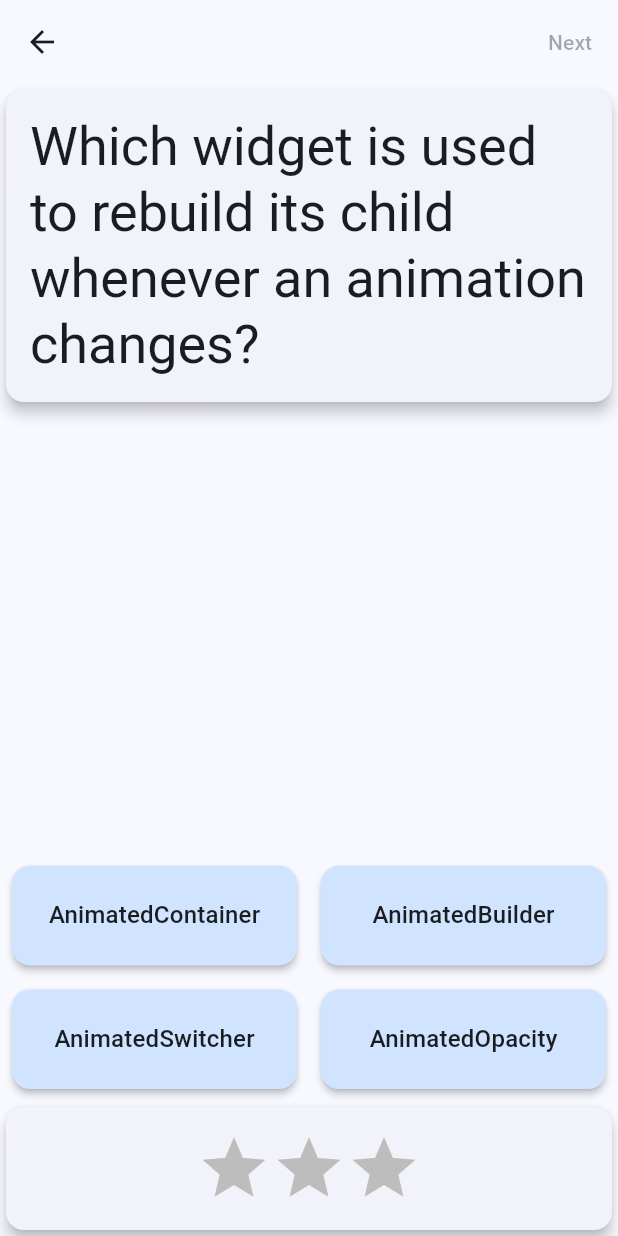
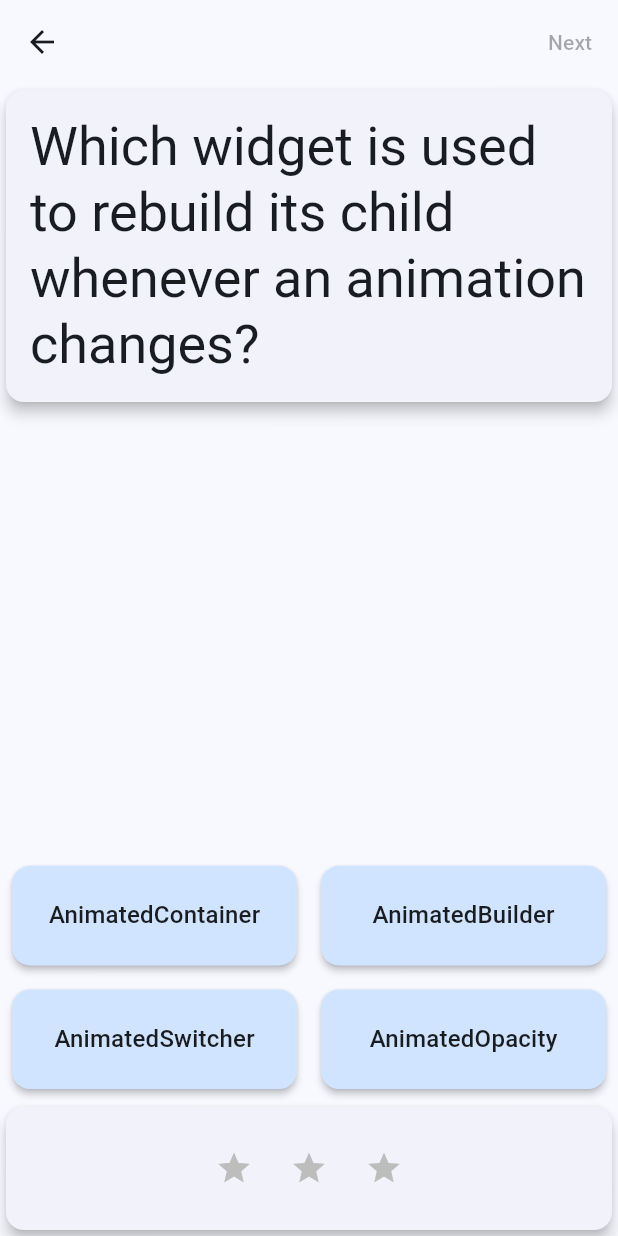
Before and after one commit to NFTknight/flutter-animation-game, a Flutter app: the QuestionScreen screen opened directly, on a phone screen of 412 x 824 dp. Run offline on Flutter 3.47's test engine with Material 3 defaults, Android fonts, the phone set to English and light mode, and no system bars.

```diff
--- a/lib/scoreboard.dart
+++ b/lib/scoreboard.dart
@@ -18,14 +18,44 @@ class Scoreboard extends StatelessWidget {
         mainAxisAlignment: MainAxisAlignment.center,
         children: [
           for (var i = 0; i < totalQuestions; i++)
-            Icon(
-              Icons.star,
-              size: 50,
-              color:
-                  score < i + 1 ? Colors.grey.shade400 : Colors.yellow.shade700,
+            AnimatedStar(
+              isActive: score > i,
             )
         ],
       ),
     );
   }
 }
+
+class AnimatedStar extends StatelessWidget {
+  final bool isActive;
+  final Duration _duration = const Duration(milliseconds: 1000);
+  final Color _deactivatedColor = Colors.grey.shade400;
+  final Color _activatedColor = Colors.yellow.shade700;
+  final Curve _curve = Curves.elasticOut;
+
+  AnimatedStar({super.key, required this.isActive});
+
+  @override
+  Widget build(BuildContext context) {
+    return AnimatedScale(
+      scale: isActive ? 1.0 : 0.5,
+      curve: _curve,
+      duration: _duration,
+      child: TweenAnimationBuilder(
+        duration: _duration,
+        tween: ColorTween(
+          begin: _deactivatedColor,
+          end: isActive ? _activatedColor : _deactivatedColor,
+        ),
+        builder: (context, value, child) {
+          return Icon(
+            Icons.star,
+            size: 50,
+            color: value,
+          );
+        },
+      ),
+    );
+  }
+}
```
